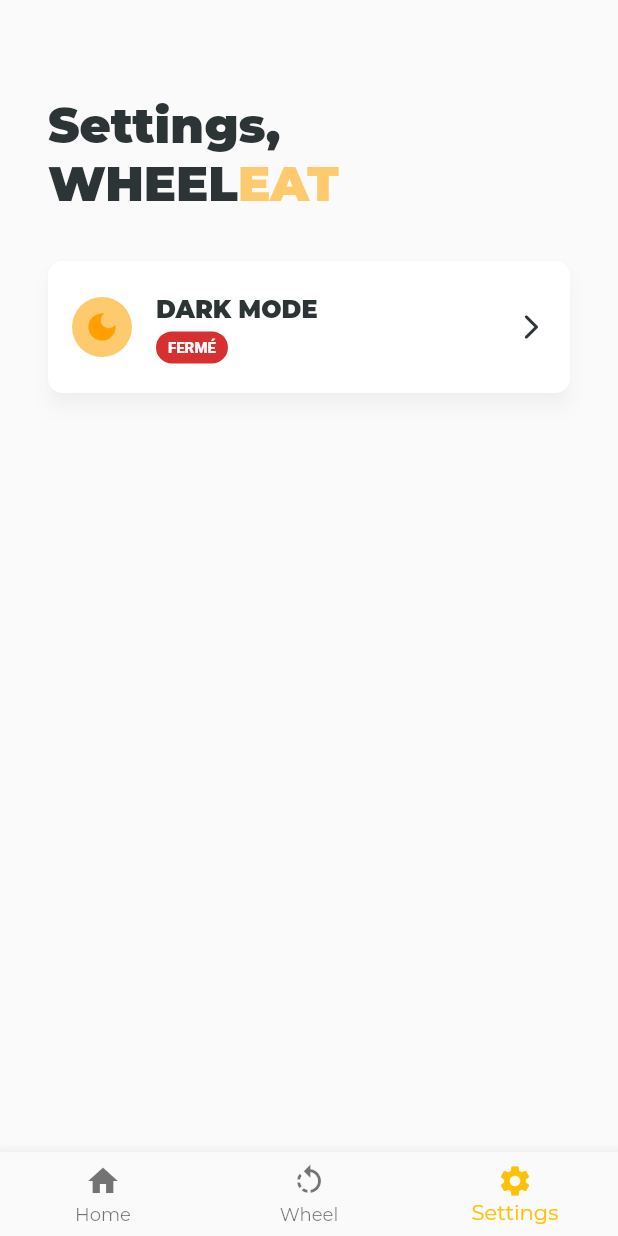
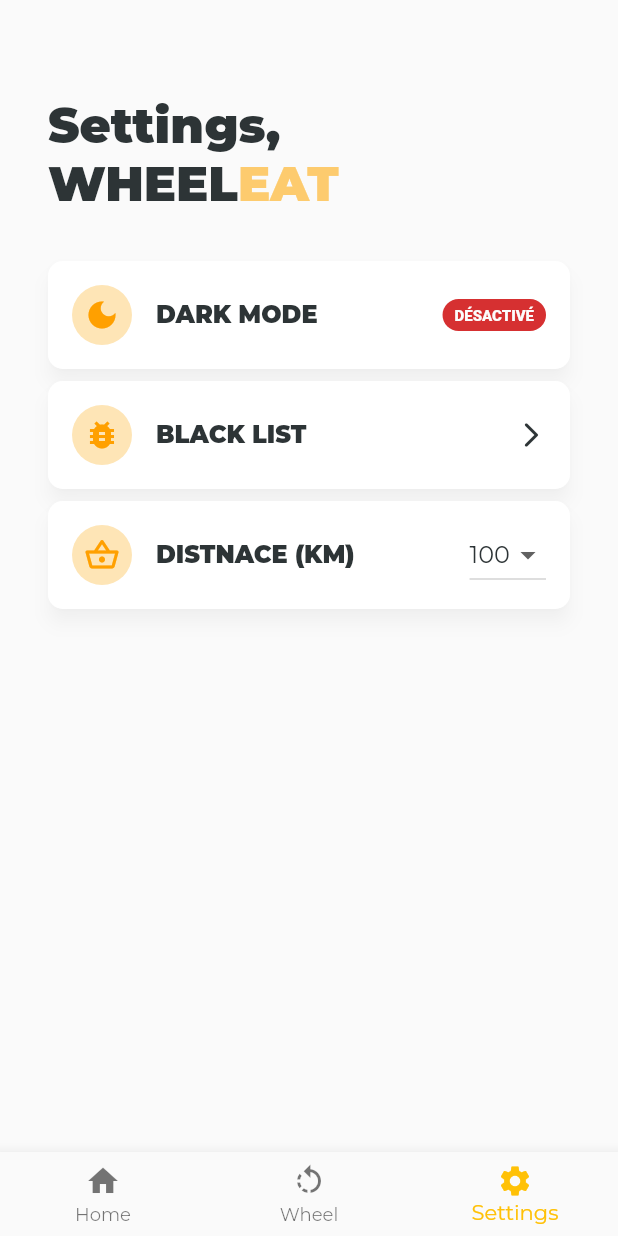
Before and after one commit to ThePrincelle/WheelEat, a Flutter app: the screen it shows after launch, swiped to page 3, on a phone screen of 412 x 824 dp. Run offline on Flutter 3.47's test engine with Material 2 defaults, Android fonts, the phone set to English and light mode, and no system bars; our stand-ins replace google_fonts, shared_preferences; missing offline and left inert: google_place.

Commit message:
:poop: try fonctional settings

```diff
--- /dev/null
+++ b/lib/components/select.dart
@@ -0,0 +1,46 @@
+import 'package:flutter/material.dart';
+
+import '../constants.dart';
+
+class Select extends StatefulWidget {
+  final List<String> listValue;
+  final String curentValue;
+  final Widget? child;
+  //final Function setter;
+
+  const Select(
+    this.listValue,
+    this.curentValue,
+    this.child,
+    //this.setter,
+  { Key? key,
+  }) : super(key: key);
+
+   @override
+  State<Select> createState() => _SelectState();
+}
+
+
+class _SelectState extends State<Select> {
+  //String _selectValue;
+
+
+  @override
+  Widget build(BuildContext context) {
+    return DropdownButton<String>(
+      items: widget.listValue.map((String value){
+        //La fonction crée un objet qui aura la même valeur et le même texte, à partir du tableau d'objet
+        return DropdownMenuItem<String>(
+          value: value,
+          child: Text(value),
+        );
+      }).toList(),
+      onChanged: (_) {
+        //widget.setter(_);
+      },
+      value: widget.curentValue,
+    );
+  }
+
+
+}
--- a/lib/components/setting_icon.dart
+++ b/lib/components/setting_icon.dart
@@ -1,21 +1,20 @@
 import 'package:flutter/material.dart';
 
 import '../constants.dart';
+import '../data/setting.dart';
 
 class SettingIcon extends StatelessWidget {
   final IconData iconData;
-  final Color backgroundColor;
 
   const SettingIcon({
     Key? key,
     this.iconData = Icons.backpack,
-    this.backgroundColor = primaryColor,
   }) : super(key: key);
 
   @override
   Widget build(BuildContext context) {
     return CircleAvatar(
-      backgroundColor: backgroundColor,
+      backgroundColor: primaryColor.withOpacity(0.5),
       child: Icon(
         iconData
       ),
--- a/lib/components/settings_list_tile.dart
+++ b/lib/components/settings_list_tile.dart
@@ -3,7 +3,8 @@ import 'package:flutter/material.dart';
 import '../constants.dart';
 import '../data/setting.dart';
 
-import 'opened_closed_badge.dart';
+import 'toogle_badge.dart';
+import 'select.dart';
 
 class SettingsListTile extends StatelessWidget {
   final Setting setting;
@@ -12,7 +13,7 @@ class SettingsListTile extends StatelessWidget {
 
   const SettingsListTile({
     Key? key,
-    this.setting = const Setting(title: 'Placeholder'),
+    required this.setting,
     this.selected = false,
     this.onTap,
   }) : super(key: key);
@@ -45,21 +46,25 @@ class SettingsListTile extends StatelessWidget {
           softWrap: false,
           style: const TextStyle(fontWeight: FontWeight.w900),
         ),
-        subtitle: Padding(
-          padding: const EdgeInsets.symmetric(vertical: defaultPadding / 4),
-          child: Row( // Change for toogle in boolean setting
+        trailing:
+        Row(
+            mainAxisSize: MainAxisSize.min,
             children: [
-              OpenedClosedBadge(setting.isChecked),
-              const Spacer(),
+              if (setting.type == typeSetting.bool)
+                const Toogle(false), //Todo : Research Value from Shared preference
+              if (setting.type == typeSetting.openner)
+                const Icon(
+                  Icons.arrow_forward_ios_rounded,
+                  color: textColor,
+                  size: 20,
+                ),
+              if (setting.type == typeSetting.select)
+                 Select(setting.selectValue, setting.selectValue[setting.selectValue.length-1], null, /*setter*/)
             ],
-          ),
         ),
-        trailing: const Icon(
-          Icons.arrow_forward_ios_rounded,
-          color: textColor,
-          size: 20,
-        ),
+
       ),
     );
   }
+
 }
--- /dev/null
+++ b/lib/components/toogle_badge.dart
@@ -0,0 +1,39 @@
+import 'package:flutter/material.dart';
+
+import '../constants.dart';
+
+class Toogle extends StatelessWidget {
+  final bool isChecket;
+  final double size;
+
+  const Toogle(
+    this.isChecket, {
+    Key? key,
+    this.size = 10.0,
+  }) : super(key: key);
+
+  @override
+  Widget build(BuildContext context) {
+    return Container(
+      padding: const EdgeInsets.fromLTRB(
+        defaultPadding / 2,
+        defaultPadding / 3,
+        defaultPadding / 2,
+        defaultPadding / 4,
+      ),
+      decoration: BoxDecoration(
+        color: isChecket ? successColor : errorColor,
+        borderRadius: BorderRadius.circular(100.0),
+      ),
+      child: Text(
+        (isChecket ? 'Activé' : 'Désactivé').toUpperCase(),
+        style: TextStyle(
+          color: lightTextColor,
+          fontFamily: 'Roboto',
+          fontWeight: FontWeight.w900,
+          fontSize: size,
+        ),
+      ),
+    );
+  }
+}
--- a/lib/data/setting.dart
+++ b/lib/data/setting.dart
@@ -1,4 +1,5 @@
 import 'package:flutter/material.dart';
+import 'package:shared_preferences/shared_preferences.dart';
 
 import '../constants.dart';
 
@@ -6,31 +7,85 @@ import '../components/setting_icon.dart';
 
 class Setting {
   final String title;
-  final bool isChecked;
   final typeSetting type;
-  final String? textValue;
   final SettingIcon icon;
+  final List<String> selectValue;
+  final nameSettings name;
 
   const Setting({
     this.title = 'Placeholder',
-    this.isChecked = false,
     this.type = typeSetting.none,
-    this.textValue = '',
     this.icon = const SettingIcon(),
+    required this.name,
+    this.selectValue = const[''],
   });
+
+  Future<bool> getBoolValue() async {
+    SharedPreferences prefs = await SharedPreferences.getInstance();
+    return prefs.getBool(name.toString())??false;
+  }
+
+  Future<void> setBoolValue(newValue) async {
+     SharedPreferences prefs = await SharedPreferences.getInstance();
+     await prefs.setBool(name.toString(),newValue);
+  }
+
+  Future<int> getIntValue() async {
+    SharedPreferences prefs = await SharedPreferences.getInstance();
+    return prefs.getInt(name.toString())??0;
+  }
+
+  Future<void> setIntValue(newValue) async {
+     SharedPreferences prefs = await SharedPreferences.getInstance();
+     await prefs.setInt(name.toString(),newValue);
+  }
+
+  Future<String> getStringValue() async {
+    SharedPreferences prefs = await SharedPreferences.getInstance();
+    return prefs.getString(name.toString())??'';
+  }
+
+  Future<void> setStringValue(newValue) async {
+     SharedPreferences prefs = await SharedPreferences.getInstance();
+     await prefs.setString(name.toString(),newValue);
+  }
 }
 
 enum typeSetting {
   none,
   bool,
-  string,
-  multichoice,
+  openner,
+  select
 }
 
-const List<Setting> settings = [
-  Setting(
+enum nameSettings {
+  darkmode,
+  blacklist,
+  distance,
+}
+
+const Map<nameSettings,Setting> settings = {
+  nameSettings.darkmode: Setting(
     title: 'Dark Mode',
     type: typeSetting.bool,
-    icon: SettingIcon(iconData: Icons.dark_mode, backgroundColor: primaryColor,),
+    icon: SettingIcon(iconData: Icons.dark_mode),
+    name:  nameSettings.darkmode,
   ),
-];
+
+  nameSettings.blacklist: Setting(
+    title: 'Black List',
+    type: typeSetting.openner,
+    icon: SettingIcon(iconData: Icons.bug_report),
+    name:  nameSettings.blacklist,
+  ),
+
+  nameSettings.distance: Setting(
+    title: 'Distnace (km)',
+    type: typeSetting.select,
+    icon: SettingIcon(iconData: Icons.shopping_basket_outlined),
+    selectValue: ['1','10','50','100'],
+    name:  nameSettings.distance,
+  ),
+
+
+};
--- a/lib/pages/settings.dart
+++ b/lib/pages/settings.dart
@@ -1,5 +1,4 @@
 import 'package:flutter/material.dart';
-
 import '../data/setting.dart';
 
 import '../constants.dart';
@@ -27,10 +26,22 @@ class SettingsPage extends StatelessWidget {
               child: ListView.separated(
                 itemCount: settings.length,
                 itemBuilder: (_, index) => SettingsListTile(
-                  setting: settings[index],
-                  // selected: index == 1, // TODO: Change this with dynamic data
+                  setting: settings.values.toList()[index],
                   onTap: () {
-
+                    if (settings.values.toList()[index].type == typeSetting.bool) {
+                      var setting = settings.values.toList()[index];
+                      setting.setBoolValue(setting.getBoolValue());
+                    }
+                    if (settings.values.toList()[index].type == typeSetting.openner) {
+                        /*Navigator.push(
+                        context,
+                        MaterialPageRoute(
+                          builder: (context) => RestaurantDetailsPage(
+                            restaurant: restaurants[index],
+                          ),
+                        ),
+                      ); //Todo : Research Value from Shared preference*/
+                    }
                   },
                 ),
                 separatorBuilder: (_, index) =>
--- a/pubspec.yaml
+++ b/pubspec.yaml
@@ -19,6 +19,7 @@ dependencies:
   cupertino_icons: ^1.0.2
   google_place: ^0.4.3
   google_fonts: ^2.2.0
+  shared_preferences: ^2.0.12
 
 dev_dependencies:
   flutter_test:
```
Also changed, not shown: pubspec.lock.
